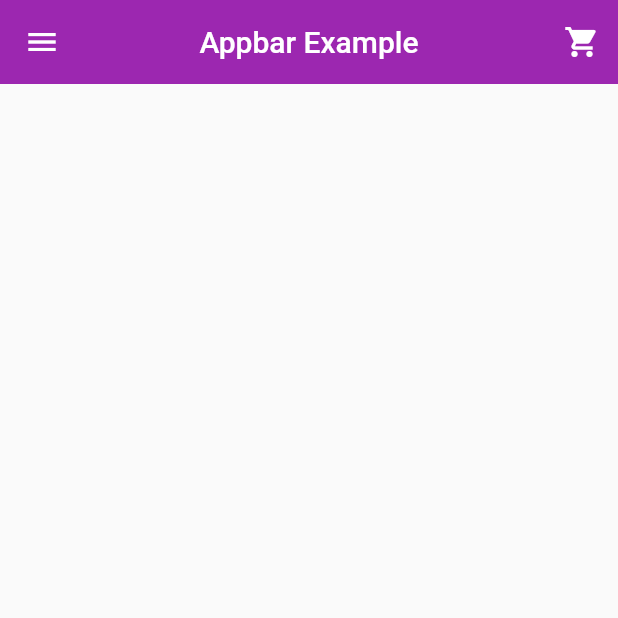
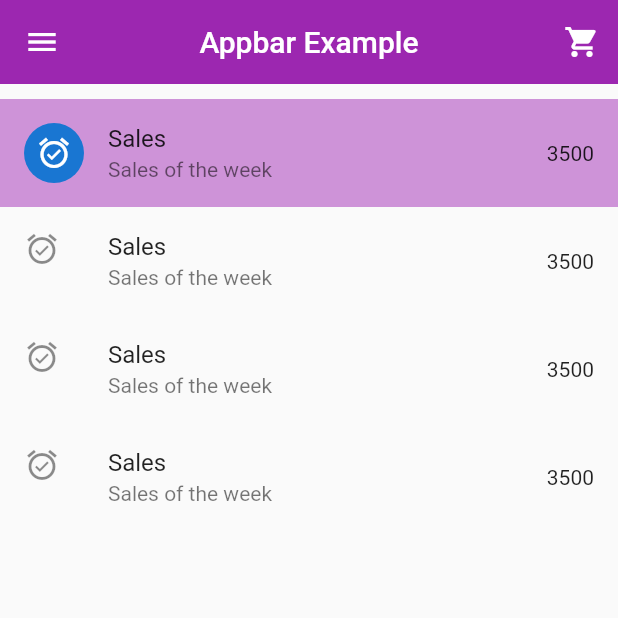
Before and after one commit to akpanphilip/flutter_journey, a Flutter app: the screen it shows after launch, on a phone screen of 412 x 824 dp, the top half of it. Run offline on Flutter 3.47's test engine with Material 2 defaults, Android fonts, the phone set to English and light mode, and no system bars.

Commit message:
listview added

```diff
--- a/lib/main.dart
+++ b/lib/main.dart
@@ -6,6 +6,7 @@ import 'screens/exercise_icon.dart';
 import 'screens/exercise_container.dart';
 import 'screens/exercise_button.dart';
 import 'screens/exercise_appbar.dart';
+import 'screens/exercise_listview.dart';
 
 void main() => runApp(MyApp());
 
@@ -17,7 +18,7 @@ class MyApp extends StatelessWidget {
   Widget build(BuildContext context) {
     return MaterialApp(
       title: 'Flutter Demo',
-      home: AppBarExercise(),
+      home: ListViewExercise(),
     );
   }
 }
--- /dev/null
+++ b/lib/screens/exercise_listview.dart
@@ -0,0 +1,60 @@
+// ignore_for_file: prefer_const_constructors, prefer_const_literals_to_create_immutables
+
+import 'package:flutter/material.dart';
+
+class ListViewExercise extends StatelessWidget {
+  const ListViewExercise({super.key});
+
+  @override
+  Widget build(BuildContext context) {
+    return Scaffold(
+      appBar: AppBar(
+        leading: IconButton(
+          icon: Icon(Icons.menu),
+          onPressed: () {},
+        ),
+        backgroundColor: Colors.purple,
+        title: Text('Appbar Example'),
+        actions: [
+          IconButton(onPressed: () {}, icon: Icon(Icons.shopping_cart))
+        ],
+        centerTitle: true,
+        elevation: 0,
+        // shape: RoundedRectangleBorder(
+        //     borderRadius: BorderRadius.vertical(bottom: Radius.circular(20))),
+      ),
+      body: Padding(
+        padding: EdgeInsets.fromLTRB(0, 10, 0, 0),
+        child: ListView(
+          children: [
+            ListTile(
+              leading: CircleAvatar(child: Icon(Icons.alarm_on_sharp)),
+              title: Text('Sales'),
+              subtitle: Text('Sales of the week'),
+              trailing: Text("3500"),
+              tileColor: Colors.purple[200],
+            ),
+            ListTile(
+              leading: Icon(Icons.alarm_on_sharp),
+              title: Text('Sales'),
+              subtitle: Text('Sales of the week'),
+              trailing: Text("3500"),
+            ),
+            ListTile(
+              leading: Icon(Icons.alarm_on_sharp),
+              title: Text('Sales'),
+              subtitle: Text('Sales of the week'),
+              trailing: Text("3500"),
+            ),
+            ListTile(
+              leading: Icon(Icons.alarm_on_sharp),
+              title: Text('Sales'),
+              subtitle: Text('Sales of the week'),
+              trailing: Text("3500"),
+            )
+          ],
+        ),
+      ),
+    );
+  }
+}
```
